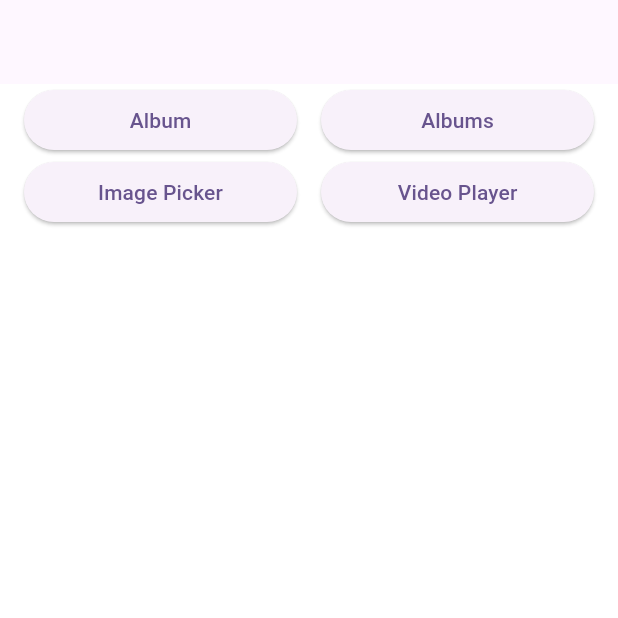
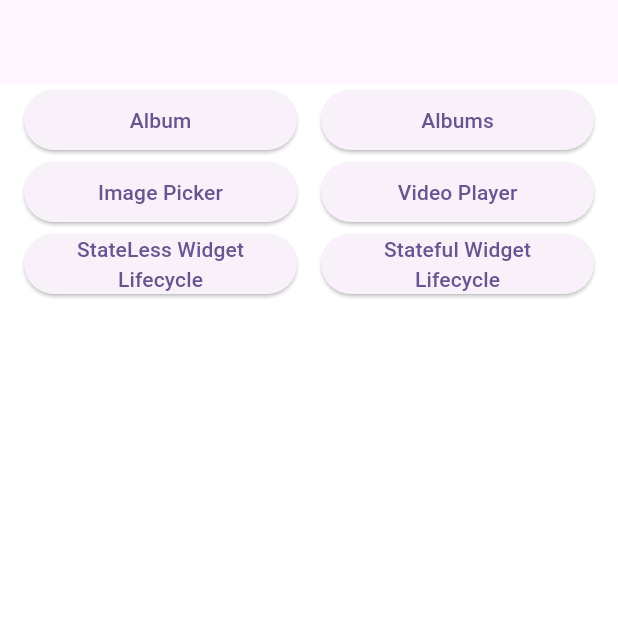
Before and after one commit to iamraajkanchan/basic_flutter_demo, a Flutter app: the screen it shows after launch, on a phone screen of 412 x 824 dp, the top half of it. Run offline on Flutter 3.47's test engine with Material 3 defaults, Android fonts, the phone set to English and light mode, and no system bars; our stand-ins replace fluttertoast, image_picker, video_player.

Commit message:
Lifecycle of Stateful and StateLess Widget is added in the project.

```diff
--- a/lib/views/menu.dart
+++ b/lib/views/menu.dart
@@ -1,6 +1,8 @@
 import 'package:basic_flutter_demo/views/album_fetcher.dart';
 import 'package:basic_flutter_demo/views/albums_fetcher.dart';
 import 'package:basic_flutter_demo/views/image_picker.dart';
+import 'package:basic_flutter_demo/views/stateful_lifecycle.dart';
+import 'package:basic_flutter_demo/views/stateless_lifecycle.dart';
 import 'package:basic_flutter_demo/views/utility.dart';
 import 'package:basic_flutter_demo/views/video_player.dart';
 import 'package:flutter/material.dart';
@@ -31,6 +33,18 @@ class Menu extends StatelessWidget {
       Navigator.of(context).push(MaterialPageRoute(
           builder: (context) =>
               const VideoPlayerDemo(pageTitle: "Video Player Preview")));
+    }
+
+    void onStateLessLifecycleClick() {
+      Navigator.of(context).push(MaterialPageRoute(
+          builder: (context) => const StateLessLifecycle(
+              pageTitle: "StateLess Widget Lifecycle")));
+    }
+
+    void onStatefulLifecycleClick() {
+      Navigator.of(context).push(MaterialPageRoute(
+          builder: (context) =>
+              const StatefulLifecycle(pageTitle: "Stateful Widget Lifecycle")));
     }
 
     return Scaffold(
@@ -77,6 +91,32 @@ class Menu extends StatelessWidget {
                 )),
             Utility.addHorizontalSpace(),
           ],
+        ),
+        Row(
+          mainAxisAlignment: MainAxisAlignment.spaceBetween,
+          children: <Widget>[
+            Utility.addHorizontalSpace(),
+            Expanded(
+                flex: 1,
+                child: ElevatedButton(
+                  onPressed: onStateLessLifecycleClick,
+                  child: const Text(
+                    "StateLess Widget Lifecycle",
+                    textAlign: TextAlign.center,
+                  ),
+                )),
+            Utility.addHorizontalSpace(),
+            Expanded(
+                flex: 1,
+                child: ElevatedButton(
+                  onPressed: onStatefulLifecycleClick,
+                  child: const Text(
+                    "Stateful Widget Lifecycle",
+                    textAlign: TextAlign.center,
+                  ),
+                )),
+            Utility.addHorizontalSpace(),
+          ],
         )
       ]),
     );
```
Also changed, not shown: lib/views/stateful_lifecycle.dart (added, +97 -0 lines), lib/views/stateless_lifecycle.dart (added, +27 -0 lines).
